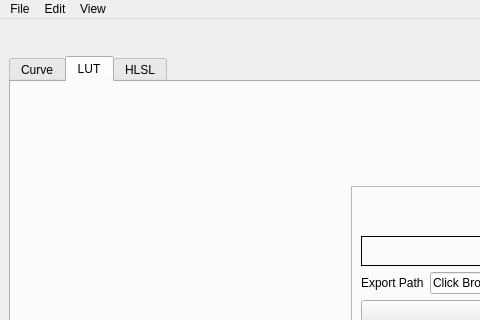
Old version of the form mainwindow.ui in the repository omriyaloz/Curve-Maker; both pictures show x 0 to 480 and y 0 to 320 of the 1237 by 593 pixel window.
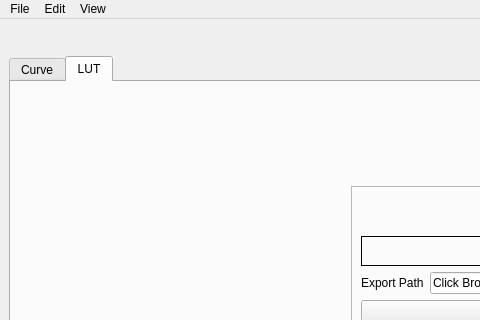
New version of the form. The open tabs and pages were chosen to show the change. Icons and pictures are not drawn. Custom widgets are drawn as their Qt base class.

Commit message: Removed HLSL tab

Patch:
```diff
--- a/mainwindow.ui
+++ b/mainwindow.ui
@@ -561,11 +561,6 @@
         </item>
        </layout>
       </widget>
-      <widget class="QWidget" name="tab_3">
-       <attribute name="title">
-        <string>HLSL</string>
-       </attribute>
-      </widget>
      </widget>
     </item>
    </layout>
```
Left out of the diff: 2 changed lines with no effect on the pictures.
